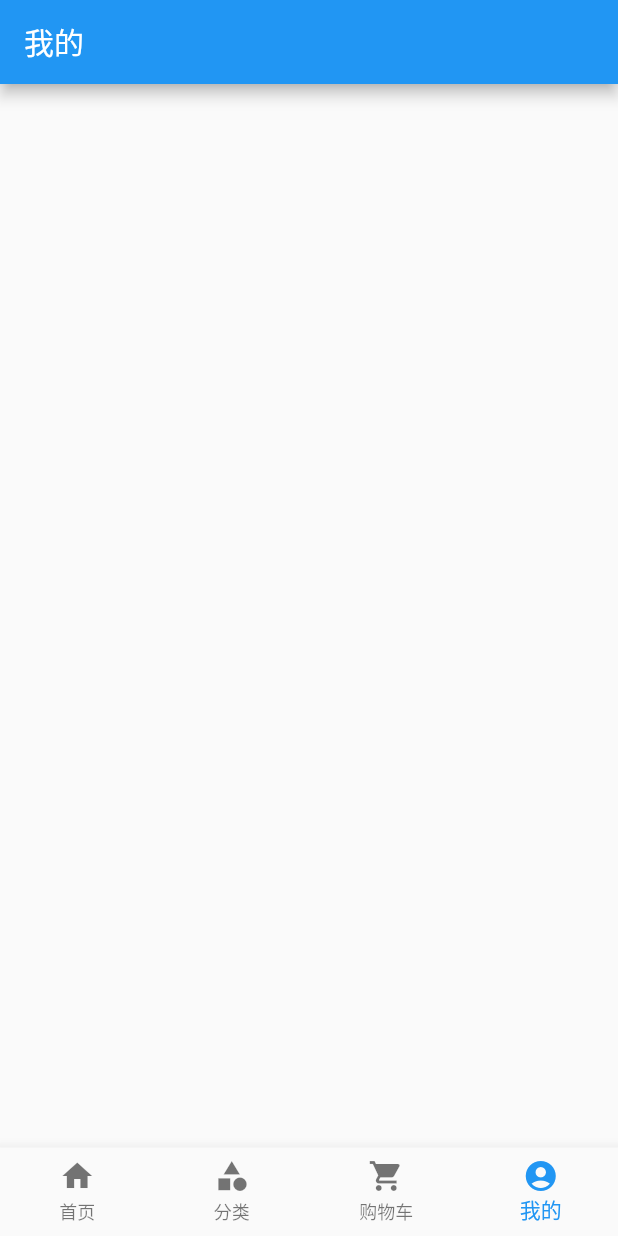
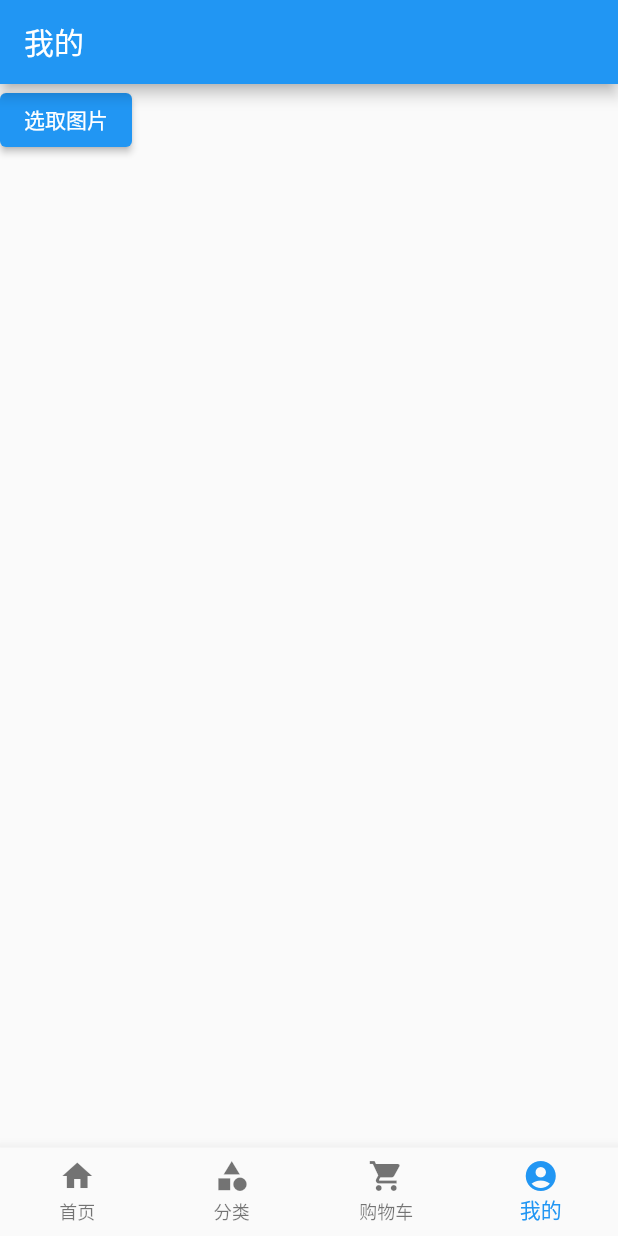
Before and after one commit to whl555/jd, a Flutter app: the screen it shows after launch, item 4 of the bottom bar chosen, on a phone screen of 412 x 824 dp. Run offline on Flutter 3.47's test engine with Material 2 defaults, Android fonts, the phone set to English and light mode, and no system bars; our stand-ins replace dio, flutter_redux, flutter_swiper, redux, redux_thunk; missing offline and left inert: boxy, wechat_assets_picker.

```diff
--- a/lib/pages/person.dart
+++ b/lib/pages/person.dart
@@ -1,4 +1,5 @@
 import 'package:flutter/material.dart';
+import 'package:wechat_assets_picker/wechat_assets_picker.dart';
 
 class PersonPage extends StatefulWidget {
   const PersonPage({Key? key}) : super(key: key);
@@ -8,11 +9,49 @@ class PersonPage extends StatefulWidget {
 }
 
 class _PersonPageState extends State<PersonPage> {
+  List<AssetEntity> picks = [];
+
   @override
   Widget build(BuildContext context) {
     return Scaffold(
-      appBar: AppBar(title: const Text("我的"),),
-      body: Container(),
+      appBar: AppBar(
+        title: const Text("我的"),
+      ),
+      body: buildBody(context),
+    );
+  }
+
+  Widget buildPhotoList(BuildContext context) {
+    return LayoutBuilder(builder: (context, cons) {
+      double width = (cons.maxWidth - 3 * 10) / 4;
+      return Wrap(spacing: 10, runSpacing: 10, children: [
+        for (final asset in picks)
+          AssetEntityImage(
+            asset,
+            width: width,
+            height: width,
+            fit: BoxFit.cover,
+          )
+      ]);
+    });
+  }
+
+  Widget buildBody(BuildContext context) {
+    return Column(
+      children: [
+        ElevatedButton(
+            onPressed: () async {
+              final results = await AssetPicker.pickAssets(context);
+              setState(() {
+                picks.clear();
+                picks.addAll(results!);
+              });
+            },
+            child: const Text("选取图片")),
+        Column(children: [
+          buildPhotoList(context),
+        ]),
+      ],
     );
   }
 }
```
